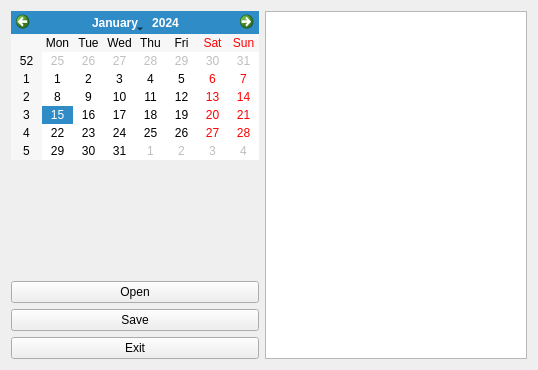
gilhan/qtexam, file project20/widget.ui: the form before one commit.
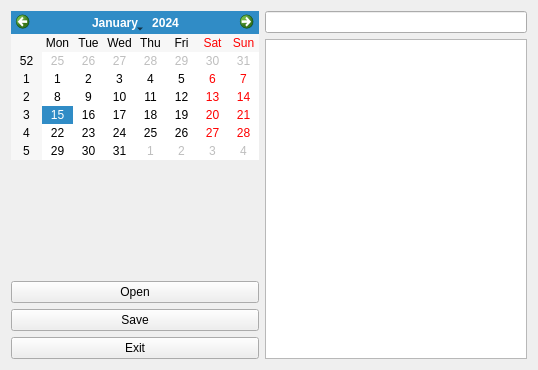
The form after the commit.

The edit to the form file:
```diff
--- a/project20/widget.ui
+++ b/project20/widget.ui
@@ -63,7 +63,12 @@
     </layout>
    </item>
    <item>
-    <widget class="QPlainTextEdit" name="plainTextEdit">
+    <layout class="QVBoxLayout" name="verticalLayout_2">
+     <item>
+      <widget class="QLineEdit" name="leTitle"/>
+     </item>
+     <item>
+      <widget class="QPlainTextEdit" name="teContent">
      <property name="sizePolicy">
       <sizepolicy hsizetype="MinimumExpanding" vsizetype="Expanding">
        <horstretch>0</horstretch>
@@ -71,6 +76,8 @@
       </sizepolicy>
      </property>
     </widget>
+     </item>
+    </layout>
    </item>
   </layout>
  </widget>
```
Left out of the diff: 8 changed lines with no effect on the pictures. Lines whose indentation alone changed are shown as unchanged.
